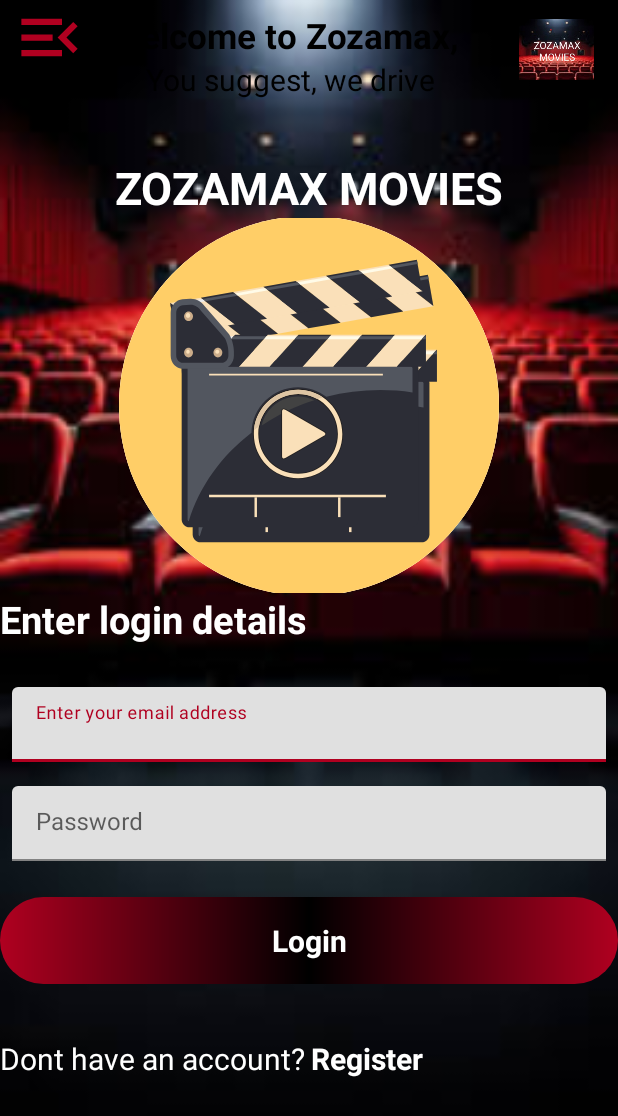
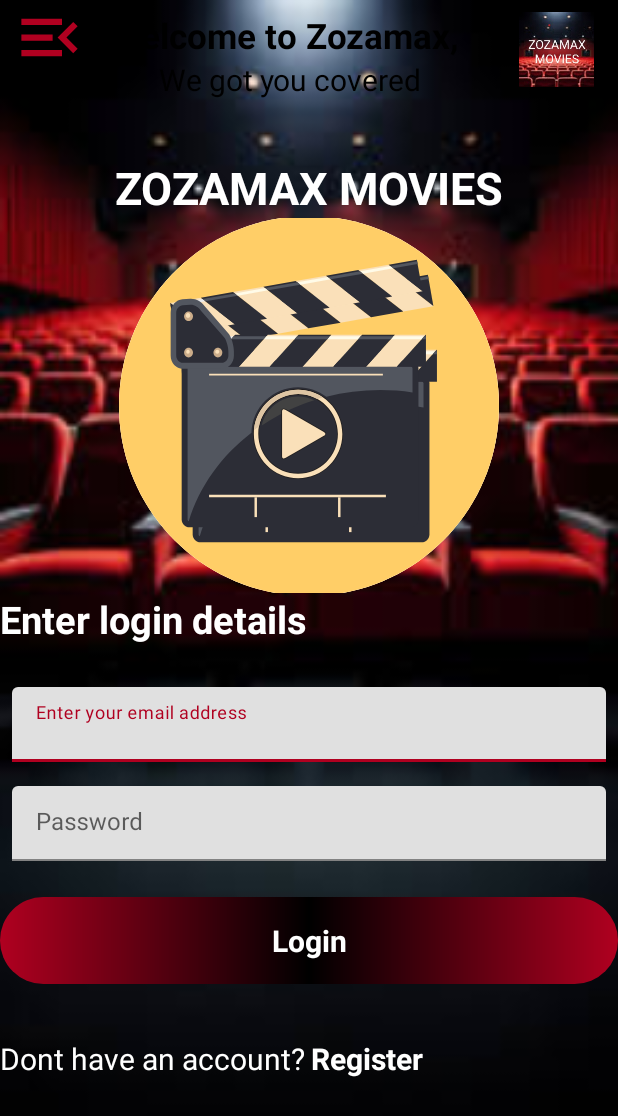
Before and after one commit to E-M-Code-Bases/Cohort-1-Group-3-Android, an Android app: the fragment Movie1Fragment placed in its activity, on a phone screen of 412 x 824 dp. Shown: the top 1116 px of the screen. Run offline under Robolectric (Android 15) with nearby library versions, the phone set to English and light mode, and no system bars; libraries missing offline, so code that uses them is left out: com.skydoves.transformationlayout; 5 statements that could not run were skipped.

Commit message:
fix:make the logo round .

```diff
--- a/Zozamax-Movies/app/src/main/res/layout/fragment_movie1.xml
+++ b/Zozamax-Movies/app/src/main/res/layout/fragment_movie1.xml
@@ -32,11 +32,13 @@ xmlns:android="http://schemas.android.com/apk/res/android">
         android:layout_marginStart="8dp"
         app:layout_constraintStart_toStartOf="parent"
         app:layout_constraintTop_toTopOf="parent" />
-    <ImageView
+    <com.google.android.material.imageview.ShapeableImageView
         android:id="@+id/logo"
         android:layout_width="50dp"
         android:layout_height="50dp"
         android:layout_marginEnd="16dp"
+        android:scaleType="centerCrop"
+        app:shapeAppearanceOverlay="@style/circle"
         android:src="@drawable/logo"
         app:layout_constraintTop_toTopOf="@id/welcome"
         app:layout_constraintEnd_toEndOf="parent"/>
@@ -57,7 +59,7 @@ xmlns:android="http://schemas.android.com/apk/res/android">
         android:id="@+id/slogan"
         android:layout_width="wrap_content"
         android:layout_height="wrap_content"
-        android:text="You suggest, we drive"
+        android:text="We got you covered"
         android:textColor="@color/black"
         android:textSize="20sp"
         app:layout_constraintStart_toStartOf="@id/welcome"
```
